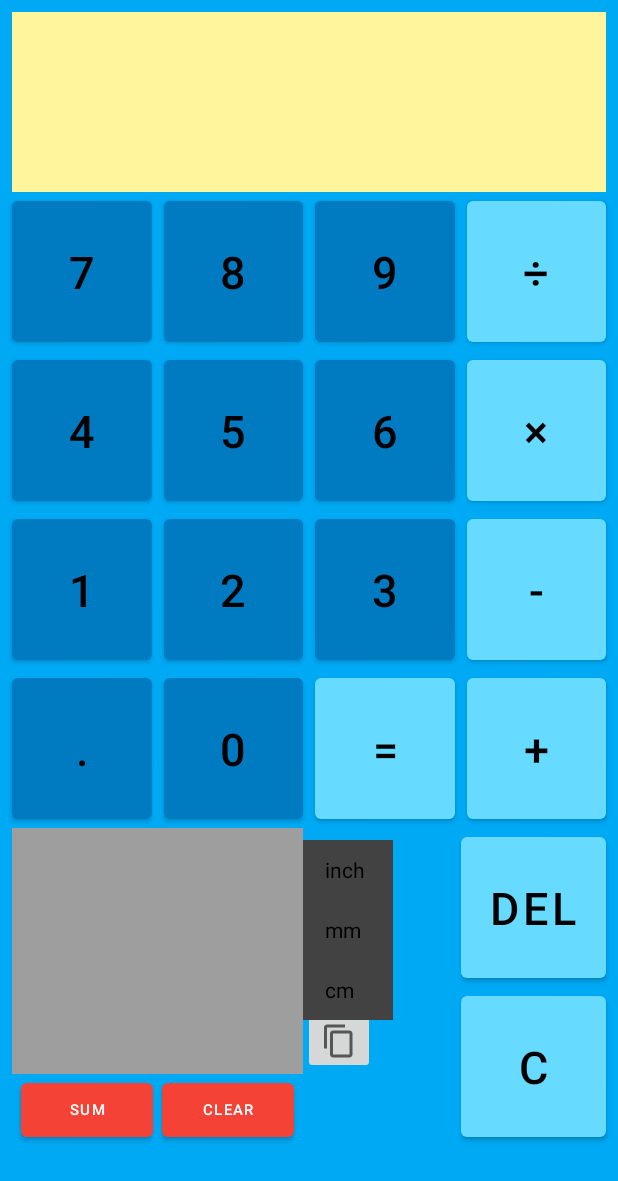
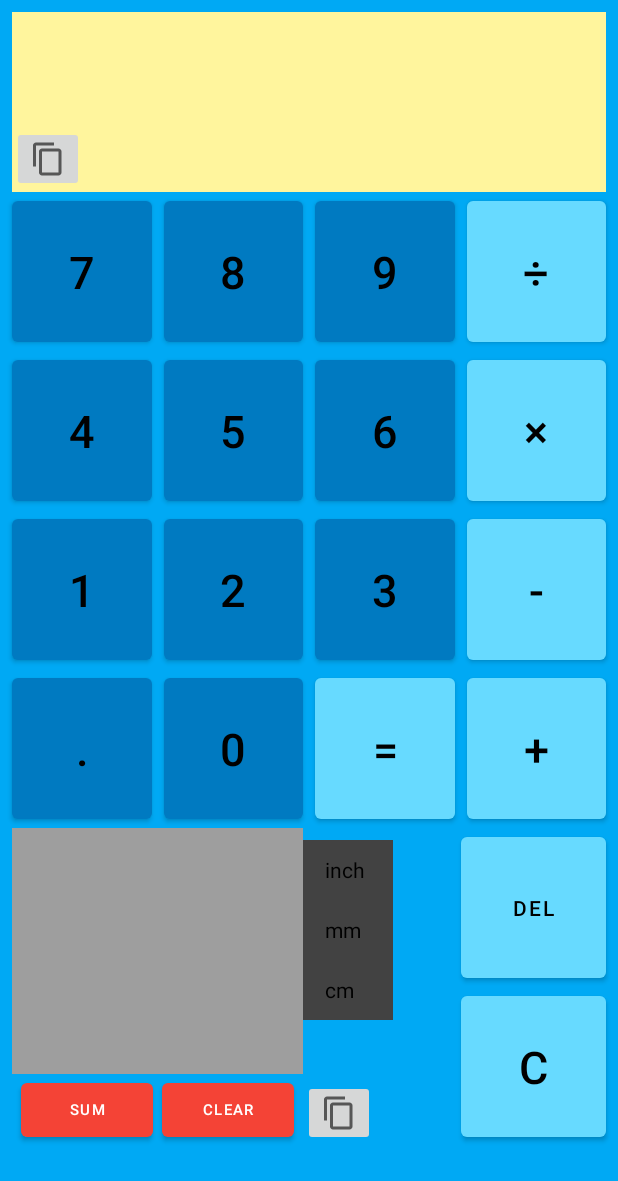
Before and after one commit to WakemanCK/Ruler-caltor-code, an Android app: the layout activity_calculator.xml on its own in the app's theme, with its tools: preview values and no code run, on a phone screen of 412 x 824 dp. Shown: the top 1181 px of the screen. Run offline under Robolectric (Android 15) with nearby library versions, the phone set to English and light mode, and no system bars.

Commit message:
writing calculator code

```diff
--- a/app/src/main/res/layout/activity_calculator.xml
+++ b/app/src/main/res/layout/activity_calculator.xml
@@ -24,25 +24,23 @@
 
         <TextView
             android:id="@+id/equationTextView"
-            android:layout_width="wrap_content"
+            android:layout_width="match_parent"
             android:layout_height="60dp"
-            android:layout_marginStart="16dp"
-            android:layout_marginLeft="16dp"
-                  android:textSize="30sp"
+            android:layout_gravity="center|top"
+            android:gravity="end"
             android:textAlignment="textEnd"
+            android:textSize="50sp"
             app:layout_constraintEnd_toEndOf="parent"
-            app:layout_constraintStart_toStartOf="parent"
-            app:layout_constraintTop_toTopOf="parent" />
+            app:layout_constraintStart_toStartOf="parent" />
 
         <TextView
             android:id="@+id/answerTextView"
-            android:layout_width="wrap_content"
+            android:layout_width="match_parent"
             android:layout_height="60dp"
-            android:layout_marginStart="16dp"
-            android:layout_marginLeft="16dp"
-                  android:textSize="30sp"
+            android:layout_gravity="center|bottom"
+            android:gravity="end"
             android:textAlignment="textEnd"
-            app:layout_constraintBottom_toBottomOf="parent"
+            android:textSize="50sp"
             app:layout_constraintEnd_toEndOf="parent"
             app:layout_constraintStart_toStartOf="parent" />
     </FrameLayout>
@@ -51,13 +49,9 @@
         android:id="@+id/copyAnswerButton"
         android:layout_width="wrap_content"
         android:layout_height="wrap_content"
-        android:layout_marginStart="8dp"
-        android:layout_marginLeft="8dp"
-        android:layout_marginTop="8dp"
         android:onClick="copyAnswerToClip"
-        android:visibility="invisible"
+        app:layout_constraintBottom_toBottomOf="@+id/answerFrameLayout"
         app:layout_constraintStart_toStartOf="@+id/answerFrameLayout"
-        app:layout_constraintTop_toTopOf="@+id/answerFrameLayout"
         app:srcCompat="?attr/actionModeCopyDrawable" />
 
     <Button
@@ -378,7 +372,7 @@
         android:onClick="delete"
         android:text="Del"
         android:textColor="#000000"
-        android:textSize="30sp"
+        android:textSize="14sp"
         app:backgroundTint="@color/colorAccent"
         app:layout_constraintBottom_toTopOf="@+id/cButton"
         app:layout_constraintEnd_toEndOf="parent"
@@ -445,11 +439,8 @@
         android:id="@+id/copyDataButton"
         android:layout_width="wrap_content"
         android:layout_height="wrap_content"
-        android:layout_marginTop="8dp"
-        android:layout_marginEnd="8dp"
-        android:layout_marginRight="8dp"
         android:onClick="copyDataToClip"
-        app:layout_constraintBottom_toBottomOf="@+id/dataListView"
+        app:layout_constraintBottom_toTopOf="@+id/adFrameLayout"
         app:layout_constraintStart_toEndOf="@+id/dataListView"
         app:srcCompat="?attr/actionModeCopyDrawable" />
 
@@ -500,7 +491,6 @@
         android:layout_height="60dp"
         app:layout_constraintBottom_toBottomOf="parent"
         app:layout_constraintEnd_toEndOf="parent"
-        app:layout_constraintStart_toStartOf="parent">
-    </FrameLayout>
+        app:layout_constraintStart_toStartOf="parent"></FrameLayout>
 
 </androidx.constraintlayout.widget.ConstraintLayout>
```
Also changed, not shown: app/src/main/java/com/simpleruler/Calculator.java (+22 -18 lines). Lines whose indentation alone changed are shown as unchanged.
